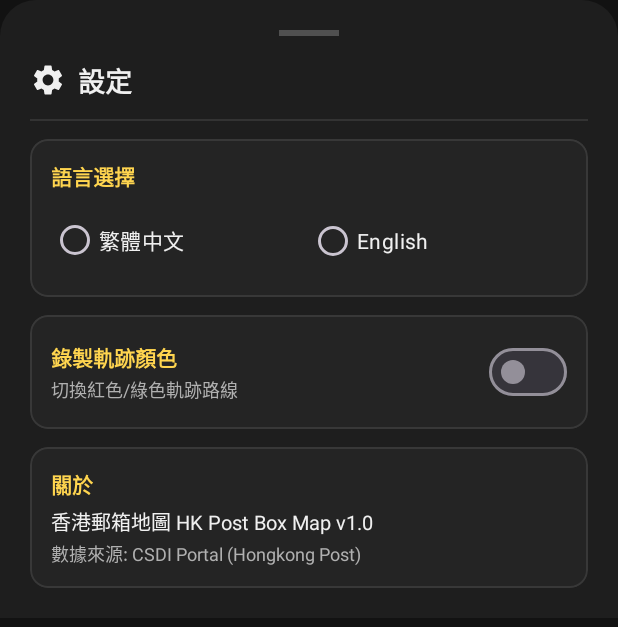
After one commit to kongjjj2k3/HK-Post-Box-Map, an Android app: the layout bottom_sheet_settings.xml on its own in the app's theme, with its tools: preview values and no code run, on a phone screen of 412 x 824 dp. The commit adds this screen. Shown: the top 627 px of the screen. Run offline under Robolectric (Android 15) with nearby library versions, the phone set to English and light mode, and no system bars.

Commit message:
Add Settings panel, update overflow menu with Timeline icon and shrink bottom FABs by 1/3

```diff
--- /dev/null
+++ b/app/src/main/res/drawable/ic_settings.xml
@@ -0,0 +1,9 @@
+<vector xmlns:android="http://schemas.android.com/apk/res/android"
+    android:width="24dp"
+    android:height="24dp"
+    android:viewportWidth="24"
+    android:viewportHeight="24">
+    <path
+        android:fillColor="#F0F0F0"
+        android:pathData="M19.14,12.94c0.04,-0.3 0.06,-0.61 0.06,-0.94 0,-0.32 -0.02,-0.64 -0.07,-0.94l2.03,-1.58c0.18,-0.14 0.23,-0.41 0.12,-0.61l-1.92,-3.32c-0.12,-0.22 -0.37,-0.29 -0.59,-0.22l-2.39,0.96c-0.5,-0.38 -1.03,-0.7 -1.62,-0.94l-0.36,-2.54c-0.04,-0.24 -0.24,-0.41 -0.48,-0.41h-3.84c-0.24,0 -0.43,0.17 -0.47,0.41l-0.36,2.54c-0.59,0.24 -1.13,0.57 -1.62,0.94l-2.39,-0.96c-0.22,-0.08 -0.47,0 -0.59,0.22L2.74,8.87c-0.12,0.21 -0.08,0.47 0.12,0.61l2.03,1.58c-0.05,0.3 -0.09,0.63 -0.09,0.94s0.02,0.64 0.07,0.94l-2.03,1.58c-0.18,0.14 -0.23,0.41 -0.12,0.61l1.92,3.32c0.12,0.22 0.37,0.29 0.59,0.22l2.39,-0.96c0.5,0.38 1.03,0.7 1.62,0.94l0.36,2.54c0.05,0.24 0.24,0.41 0.48,0.41h3.84c0.24,0 0.44,-0.17 0.47,-0.41l0.36,-2.54c0.59,-0.24 1.13,-0.56 1.62,-0.94l2.39,0.96c0.22,0.08 0.47,0 0.59,-0.22l1.92,-3.32c0.12,-0.22 0.07,-0.47 -0.12,-0.61l-2.01,-1.58zM12,15.6c-1.98,0 -3.6,-1.62 -3.6,-3.6s1.62,-3.6 3.6,-3.6 3.6,1.62 3.6,3.6 -1.62,3.6 -3.6,3.6z"/>
+</vector>
--- /dev/null
+++ b/app/src/main/res/layout/bottom_sheet_settings.xml
@@ -0,0 +1,195 @@
+<?xml version="1.0" encoding="utf-8"?>
+<LinearLayout xmlns:android="http://schemas.android.com/apk/res/android"
+    xmlns:app="http://schemas.android.com/apk/res-auto"
+    xmlns:tools="http://schemas.android.com/tools"
+    android:layout_width="match_parent"
+    android:layout_height="wrap_content"
+    android:background="@drawable/bg_bottom_sheet"
+    android:orientation="vertical"
+    android:padding="20dp">
+
+    <!-- Drag Handle -->
+    <View
+        android:layout_width="40dp"
+        android:layout_height="4dp"
+        android:layout_gravity="center_horizontal"
+        android:layout_marginBottom="16dp"
+        android:background="#505050" />
+
+    <!-- Title Header -->
+    <LinearLayout
+        android:layout_width="match_parent"
+        android:layout_height="wrap_content"
+        android:gravity="center_vertical"
+        android:orientation="horizontal">
+
+        <ImageView
+            android:layout_width="24dp"
+            android:layout_height="24dp"
+            android:layout_marginEnd="8dp"
+            android:contentDescription="Settings icon"
+            android:src="@drawable/ic_settings"
+            app:tint="#F0F0F0" />
+
+        <TextView
+            android:id="@+id/tv_settings_title"
+            android:layout_width="0dp"
+            android:layout_height="wrap_content"
+            android:layout_weight="1"
+            android:text="設定"
+            android:textColor="#F0F0F0"
+            android:textSize="18sp"
+            android:textStyle="bold" />
+    </LinearLayout>
+
+    <View
+        android:layout_width="match_parent"
+        android:layout_height="1dp"
+        android:layout_marginVertical="12dp"
+        android:background="#333333" />
+
+    <!-- Language Section -->
+    <com.google.android.material.card.MaterialCardView
+        android:layout_width="match_parent"
+        android:layout_height="wrap_content"
+        android:layout_marginBottom="12dp"
+        app:cardBackgroundColor="#242424"
+        app:cardCornerRadius="12dp"
+        app:strokeColor="#383838"
+        app:strokeWidth="1dp">
+
+        <LinearLayout
+            android:layout_width="match_parent"
+            android:layout_height="wrap_content"
+            android:orientation="vertical"
+            android:padding="14dp">
+
+            <TextView
+                android:id="@+id/tv_lbl_language"
+                android:layout_width="wrap_content"
+                android:layout_height="wrap_content"
+                android:text="語言選擇"
+                android:textColor="#FFD54F"
+                android:textSize="14sp"
+                android:textStyle="bold" />
+
+            <RadioGroup
+                android:id="@+id/rg_language"
+                android:layout_width="match_parent"
+                android:layout_height="wrap_content"
+                android:layout_marginTop="8dp"
+                android:orientation="horizontal">
+
+                <RadioButton
+                    android:id="@+id/rb_tc"
+                    android:layout_width="0dp"
+                    android:layout_height="wrap_content"
+                    android:layout_weight="1"
+                    android:text="繁體中文"
+                    android:textColor="#F0F0F0"
+                    android:textSize="14sp" />
+
+                <RadioButton
+                    android:id="@+id/rb_en"
+                    android:layout_width="0dp"
+                    android:layout_height="wrap_content"
+                    android:layout_weight="1"
+                    android:text="English"
+                    android:textColor="#F0F0F0"
+                    android:textSize="14sp" />
+            </RadioGroup>
+        </LinearLayout>
+    </com.google.android.material.card.MaterialCardView>
+
+    <!-- Tracking Style Section -->
+    <com.google.android.material.card.MaterialCardView
+        android:layout_width="match_parent"
+        android:layout_height="wrap_content"
+        android:layout_marginBottom="12dp"
+        app:cardBackgroundColor="#242424"
+        app:cardCornerRadius="12dp"
+        app:strokeColor="#383838"
+        app:strokeWidth="1dp">
+
+        <LinearLayout
+            android:layout_width="match_parent"
+            android:layout_height="wrap_content"
+            android:gravity="center_vertical"
+            android:orientation="horizontal"
+            android:padding="14dp">
+
+            <LinearLayout
+                android:layout_width="0dp"
+                android:layout_height="wrap_content"
+                android:layout_weight="1"
+                android:orientation="vertical">
+
+                <TextView
+                    android:id="@+id/tv_lbl_track_color"
+                    android:layout_width="wrap_content"
+                    android:layout_height="wrap_content"
+                    android:text="錄製軌跡顏色"
+                    android:textColor="#FFD54F"
+                    android:textSize="14sp"
+                    android:textStyle="bold" />
+
+                <TextView
+                    android:id="@+id/tv_desc_track_color"
+                    android:layout_width="wrap_content"
+                    android:layout_height="wrap_content"
+                    android:layout_marginTop="2dp"
+                    android:text="切換紅色/綠色軌跡路線"
+                    android:textColor="#B0B0B0"
+                    android:textSize="12sp" />
+            </LinearLayout>
+
+            <com.google.android.material.materialswitch.MaterialSwitch
+                android:id="@+id/switch_track_color"
+                android:layout_width="wrap_content"
+                android:layout_height="wrap_content" />
+        </LinearLayout>
+    </com.google.android.material.card.MaterialCardView>
+
+    <!-- About Section -->
+    <com.google.android.material.card.MaterialCardView
+        android:layout_width="match_parent"
+        android:layout_height="wrap_content"
+        app:cardBackgroundColor="#242424"
+        app:cardCornerRadius="12dp"
+        app:strokeColor="#383838"
+        app:strokeWidth="1dp">
+
+        <LinearLayout
+            android:layout_width="match_parent"
+            android:layout_height="wrap_content"
+            android:orientation="vertical"
+            android:padding="14dp">
+
+            <TextView
+                android:id="@+id/tv_lbl_about"
+                android:layout_width="wrap_content"
+                android:layout_height="wrap_content"
+                android:text="關於"
+                android:textColor="#FFD54F"
+                android:textSize="14sp"
+                android:textStyle="bold" />
+
+            <TextView
+                android:layout_width="wrap_content"
+                android:layout_height="wrap_content"
+                android:layout_marginTop="4dp"
+                android:text="香港郵箱地圖 HK Post Box Map v1.0"
+                android:textColor="#F0F0F0"
+                android:textSize="13sp" />
+
+            <TextView
+                android:layout_width="wrap_content"
+                android:layout_height="wrap_content"
+                android:layout_marginTop="2dp"
+                android:text="數據來源: CSDI Portal (Hongkong Post)"
+                android:textColor="#B0B0B0"
+                android:textSize="12sp" />
+        </LinearLayout>
+    </com.google.android.material.card.MaterialCardView>
+
+</LinearLayout>
```
Also changed, not shown: app/src/main/java/com/kongjjj/hkpostboxchecker/MainActivity.kt (+16 -31 lines), app/src/main/java/com/kongjjj/hkpostboxchecker/ui/SettingsBottomSheet.kt (added, +94 -0 lines), app/src/main/res/drawable/ic_timeline.xml (added, +9 -0 lines), app/src/main/res/layout/activity_main.xml (+10 -5 lines), app/src/main/res/menu/menu_main.xml (+8 -14 lines).
